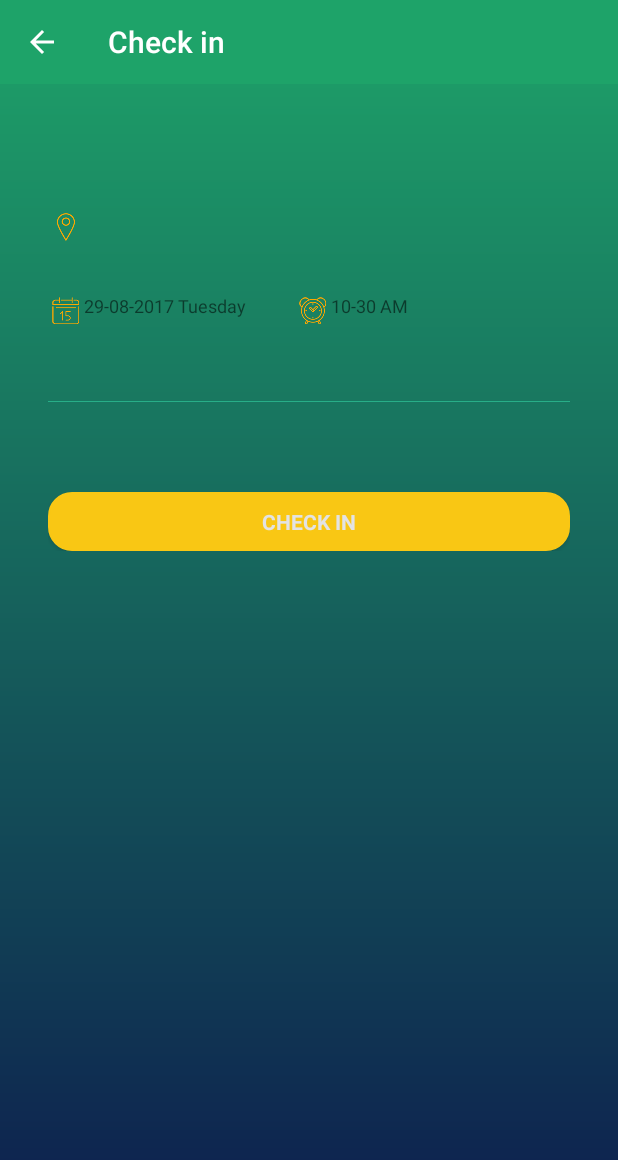
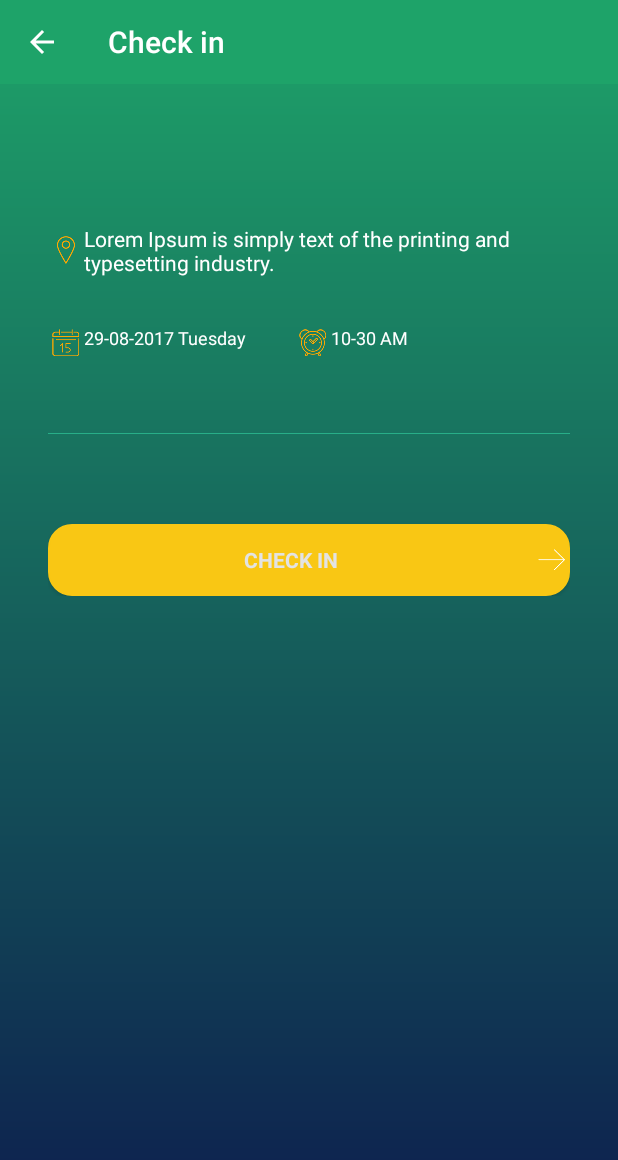
Before and after one commit to musthafatm/Tarbin_ol, an Android app: the CheckinActivity screen opened directly, with no data from a screen before it, on a phone screen of 412 x 824 dp. Shown: the top 1160 px of the screen. Run offline under Robolectric (Android 15) with nearby library versions, the phone set to English and light mode, and no system bars; 1 statement that could not run was skipped.

Commit message:
second commit

```diff
--- a/app/src/main/AndroidManifest.xml
+++ b/app/src/main/AndroidManifest.xml
@@ -34,7 +34,7 @@
             android:name=".ui.ExecutiveNameActivity"
             android:label="@string/title_activity_executive_name"
             android:theme="@style/AppTheme.NoActionBar" />
-        <activity android:name=".ui.DashboardActivity" />
+        <activity android:name=".ui.DashboardActivity"/>
         <activity
             android:name=".ui.CheckinActivity"
             android:label="@string/title_activity_checkin_title" />
--- a/app/src/main/res/layout/activity_checkin.xml
+++ b/app/src/main/res/layout/activity_checkin.xml
@@ -22,6 +22,8 @@
             android:layout_width="match_parent"
             android:layout_height="wrap_content"
             android:id="@+id/tvCheckInShopName"
+            android:textColor="@color/white"
+            android:textSize="@dimen/font_very_large"
             android:layout_marginTop="@dimen/margin_very_large"/>
 
         <TextView
@@ -29,6 +31,8 @@
             android:layout_height="wrap_content"
             android:layout_marginTop="@dimen/spacing_large"
             android:id="@+id/tvCheckInShopDescription"
+            android:textColor="@color/white"
+            android:text="Lorem Ipsum is simply text of the printing and typesetting industry."
             android:layout_marginBottom="@dimen/spacing_large"
             android:drawableLeft="@drawable/ic_place_localizer"/>
 
@@ -42,6 +46,7 @@
                 android:layout_width="match_parent"
                 android:layout_height="wrap_content"
                 android:id="@+id/tvcheckInDate"
+                android:textColor="@color/white"
                 android:textSize="@dimen/font_small"
                 android:drawableLeft="@drawable/ic_calendar"/>
             <TextView
@@ -50,6 +55,7 @@
                 android:id="@+id/tvcheckInTime"
                 android:layout_marginLeft="@dimen/spacing_large"
                 android:textSize="@dimen/font_small"
+                android:textColor="@color/white"
                 android:drawableLeft="@drawable/ic_clock"/>
 
 
@@ -66,11 +72,13 @@
             android:id="@+id/checkin_button"
             style="?android:textAppearanceSmall"
             android:layout_width="match_parent"
-            android:layout_height="39dp"
+            android:layout_height="wrap_content"
             android:layout_marginTop="@dimen/margin_extra_large"
             android:background="@drawable/rounded_login_button"
 
             android:text="@string/action_checkin"
+            android:layout_weight="1"
+            android:drawableRight="@drawable/ic_next"
             android:textSize="@dimen/font_normal"
             android:textColor="@color/login_text"
             android:textStyle="bold" />
--- a/app/src/main/res/layout/activity_dashboard.xml
+++ b/app/src/main/res/layout/activity_dashboard.xml
@@ -27,7 +27,10 @@
             android:layout_marginRight="@dimen/margin_huge"
             app:theme="@style/ThemeOverlay.AppCompat.Dark.ActionBar"
             android:layout_height="wrap_content"
+            app:tabTextAppearance="@style/MyCustomTextAppearance"
             app:tabMode="fixed" />
+        <!--app:tabTextAppearance="@android:style/TextAppearance.Widget.TabWidget"-->
+
 
     </android.support.design.widget.AppBarLayout>
 
--- a/app/src/main/res/values/styles.xml
+++ b/app/src/main/res/values/styles.xml
@@ -32,4 +32,12 @@
 
     <style name="AppTheme.PopupOverlay" parent="ThemeOverlay.AppCompat.Light" />
 
+    <style name="MyCustomTextAppearance" parent="TextAppearance.Design.Tab">
+        <item name="textAllCaps">false</item>
+    </style>
+
+
+
+
+
 </resources>
```
